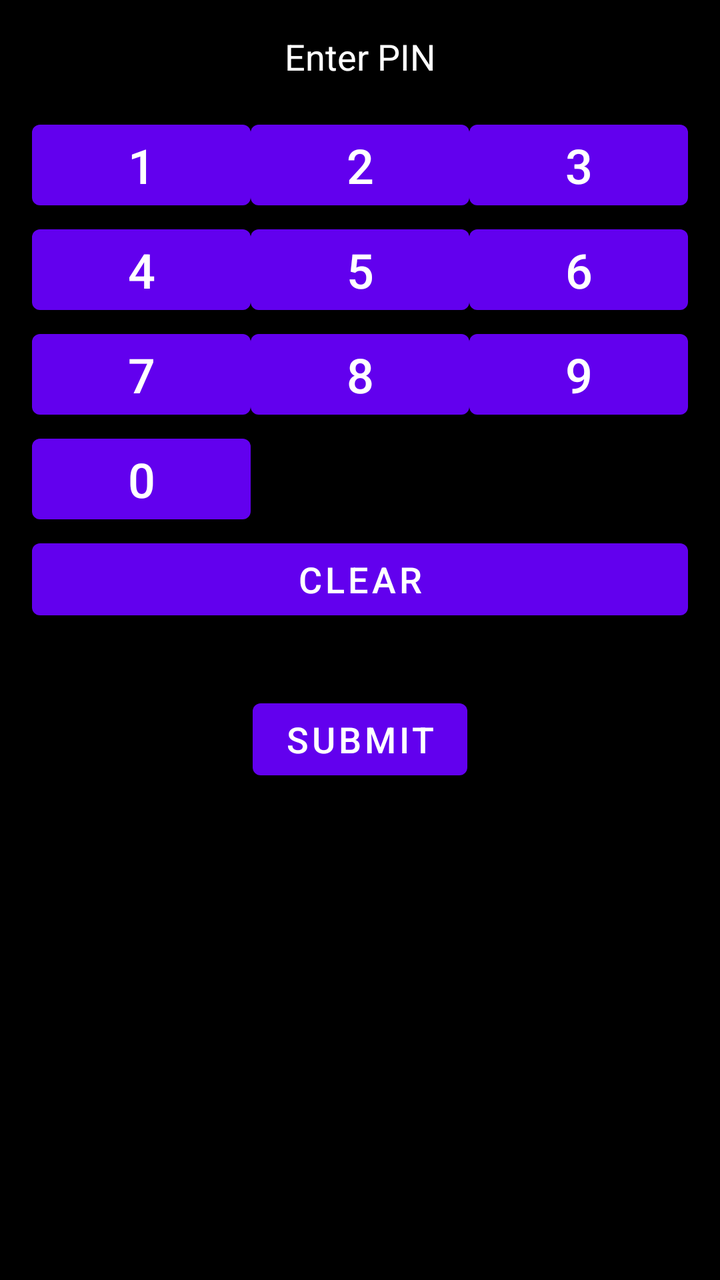
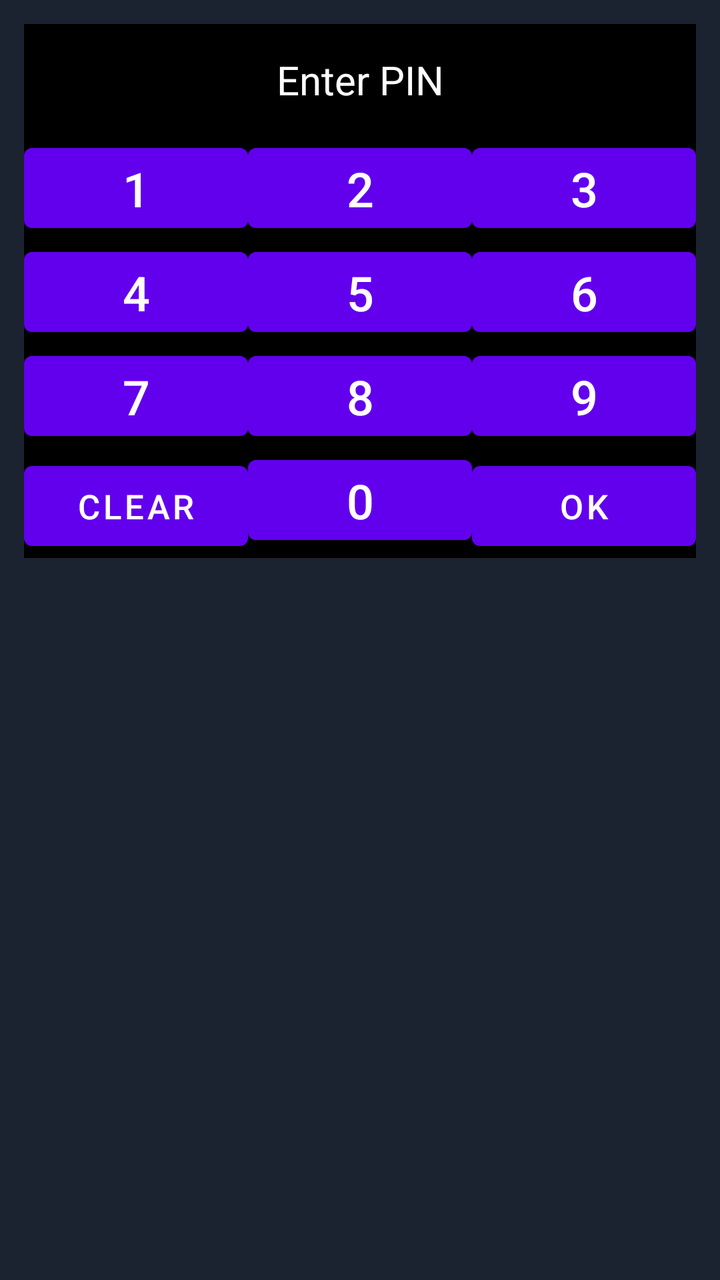

The first picture is an Android layout as it rendered before a commit; the second is the same layout after the commit. The layout source and the unified diff follow.
<!-- AndroidManifest.xml: application theme DarkAppTheme -->
<!-- res/layout/popup_pin_entry.xml -->
<LinearLayout
    xmlns:android="http://schemas.android.com/apk/res/android"
    android:orientation="vertical"
    android:padding="16dp"
    android:layout_width="match_parent"
    android:layout_height="wrap_content"
    android:layout_gravity="center">

    
    <TextView
        android:id="@+id/pinDisplayText"
        android:layout_width="match_parent"
        android:layout_height="wrap_content"
        android:text="Enter PIN"
        android:textSize="18sp"
        android:textColor="@android:color/white"
        android:gravity="center"
        android:layout_marginBottom="16dp" />

    
    <GridLayout
        android:id="@+id/keypadLayout"
        android:orientation="horizontal"
        android:rowCount="4"
        android:columnCount="3"
        android:layout_width="match_parent"
        android:layout_height="wrap_content"
        android:layout_gravity="center"
        android:layout_marginBottom="16dp">

        
        <Button
            android:id="@+id/num1"
            android:text="1"
            android:layout_width="0dp"
            android:layout_height="wrap_content"
            android:layout_columnWeight="1"
            android:layout_rowWeight="1"
            android:textSize="24sp" />

        <Button
            android:id="@+id/num2"
            android:text="2"
            android:layout_width="0dp"
            android:layout_height="wrap_content"
            android:layout_columnWeight="1"
            android:layout_rowWeight="1"
            android:textSize="24sp" />

        <Button
            android:id="@+id/num3"
            android:text="3"
            android:layout_width="0dp"
            android:layout_height="wrap_content"
            android:layout_columnWeight="1"
            android:layout_rowWeight="1"
            android:textSize="24sp" />

        <Button
            android:id="@+id/num4"
            android:text="4"
            android:layout_width="0dp"
            android:layout_height="wrap_content"
            android:layout_columnWeight="1"
            android:layout_rowWeight="1"
            android:textSize="24sp" />

        <Button
            android:id="@+id/num5"
            android:text="5"
            android:layout_width="0dp"
            android:layout_height="wrap_content"
            android:layout_columnWeight="1"
            android:layout_rowWeight="1"
            android:textSize="24sp" />

        <Button
            android:id="@+id/num6"
            android:text="6"
            android:layout_width="0dp"
            android:layout_height="wrap_content"
            android:layout_columnWeight="1"
            android:layout_rowWeight="1"
            android:textSize="24sp" />

        <Button
            android:id="@+id/num7"
            android:text="7"
            android:layout_width="0dp"
            android:layout_height="wrap_content"
            android:layout_columnWeight="1"
            android:layout_rowWeight="1"
            android:textSize="24sp" />

        <Button
            android:id="@+id/num8"
            android:text="8"
            android:layout_width="0dp"
            android:layout_height="wrap_content"
            android:layout_columnWeight="1"
            android:layout_rowWeight="1"
            android:textSize="24sp" />

        <Button
            android:id="@+id/num9"
            android:text="9"
            android:layout_width="0dp"
            android:layout_height="wrap_content"
            android:layout_columnWeight="1"
            android:layout_rowWeight="1"
            android:textSize="24sp" />

        <Button
            android:id="@+id/num0"
            android:text="0"
            android:layout_width="0dp"
            android:layout_height="wrap_content"
            android:layout_columnWeight="1"
            android:layout_rowWeight="1"
            android:textSize="24sp" />

        
        <Button
            android:id="@+id/clearButton"
            android:text="Clear"
            android:layout_width="match_parent"
            android:layout_height="wrap_content"
            android:layout_columnSpan="3"
            android:textSize="18sp" />

    </GridLayout>

    
    <Button
        android:id="@+id/pinSubmitButton"
        android:layout_width="wrap_content"
        android:layout_height="wrap_content"
        android:text="Submit"
        android:textSize="18sp"
        android:layout_marginTop="16dp"
        android:layout_gravity="center" />
</LinearLayout>
<!-- resources referenced by this layout -->
<resources>
  <style name="DarkAppTheme" parent="Theme.MaterialComponents.DayNight">
          <item name="windowActionBar">false</item>
          <item name="android:background">@color/black</item>
          <item name="windowNoTitle">true</item>
          <item name="android:windowSplashScreenBackground">@color/black</item>
          <item name="android:windowSplashScreenAnimatedIcon">@drawable/off_icon</item>
          <item name="postSplashScreenTheme">@style/DarkAppTheme</item>
      </style>
  <color name="black">#FF000000</color>
  <!-- drawable off_icon: png bitmap (drawable, 113657 bytes) -->
</resources>

<!-- the commit's change to res/layout/popup_pin_entry.xml (unified diff, before → after) -->
@@ -1,142 +1,79 @@
-<LinearLayout
-    xmlns:android="http://schemas.android.com/apk/res/android"
+<?xml version="1.0" encoding="utf-8"?>
+<LinearLayout xmlns:android="http://schemas.android.com/apk/res/android"
     android:orientation="vertical"
-    android:padding="16dp"
     android:layout_width="match_parent"
     android:layout_height="wrap_content"
-    android:layout_gravity="center">
-
-    
+    android:gravity="center_horizontal"
+    android:padding="12dp"
+    android:background="#1B2331">
     <TextView
         android:id="@+id/pinDisplayText"
         android:layout_width="match_parent"
         android:layout_height="wrap_content"
-        android:text="Enter PIN"
-        android:textSize="18sp"
+        android:gravity="center"
+        android:minHeight="56dp"
         android:textColor="@android:color/white"
-        android:gravity="center"
-        android:layout_marginBottom="16dp" />
-
-    
+        android:textSize="20sp"
+        android:text="Enter PIN" />
     <GridLayout
         android:id="@+id/keypadLayout"
-        android:orientation="horizontal"
+        android:layout_width="match_parent"
+        android:layout_height="wrap_content"
         android:rowCount="4"
         android:columnCount="3"
-        android:layout_width="match_parent"
-        android:layout_height="wrap_content"
-        android:layout_gravity="center"
-        android:layout_marginBottom="16dp">
-
-        
-        <Button
-            android:id="@+id/num1"
-            android:text="1"
-            android:layout_width="0dp"
-            android:layout_height="wrap_content"
-            android:layout_columnWeight="1"
-            android:layout_rowWeight="1"
-            android:textSize="24sp" />
-
-        <Button
-            android:id="@+id/num2"
-            android:text="2"
-            android:layout_width="0dp"
-            android:layout_height="wrap_content"
-            android:layout_columnWeight="1"
-            android:layout_rowWeight="1"
-            android:textSize="24sp" />
-
-        <Button
-            android:id="@+id/num3"
-            android:text="3"
-            android:layout_width="0dp"
-            android:layout_height="wrap_content"
-            android:layout_columnWeight="1"
-            android:layout_rowWeight="1"
-            android:textSize="24sp" />
-
-        <Button
-            android:id="@+id/num4"
-            android:text="4"
-            android:layout_width="0dp"
-            android:layout_height="wrap_content"
-            android:layout_columnWeight="1"
-            android:layout_rowWeight="1"
-            android:textSize="24sp" />
-
-        <Button
-            android:id="@+id/num5"
-            android:text="5"
-            android:layout_width="0dp"
-            android:layout_height="wrap_content"
-            android:layout_columnWeight="1"
-            android:layout_rowWeight="1"
-            android:textSize="24sp" />
-
-        <Button
-            android:id="@+id/num6"
-            android:text="6"
-            android:layout_width="0dp"
-            android:layout_height="wrap_content"
-            android:layout_columnWeight="1"
-            android:layout_rowWeight="1"
-            android:textSize="24sp" />
-
-        <Button
-            android:id="@+id/num7"
-            android:text="7"
-            android:layout_width="0dp"
-            android:layout_height="wrap_content"
-            android:layout_columnWeight="1"
-            android:layout_rowWeight="1"
-            android:textSize="24sp" />
-
-        <Button
-            android:id="@+id/num8"
-            android:text="8"
-            android:layout_width="0dp"
-            android:layout_height="wrap_content"
-            android:layout_columnWeight="1"
-            android:layout_rowWeight="1"
-            android:textSize="24sp" />
-
-        <Button
-            android:id="@+id/num9"
-            android:text="9"
-            android:layout_width="0dp"
-            android:layout_height="wrap_content"
-            android:layout_columnWeight="1"
-            android:layout_rowWeight="1"
-            android:textSize="24sp" />
-
-        <Button
-            android:id="@+id/num0"
-            android:text="0"
-            android:layout_width="0dp"
-            android:layout_height="wrap_content"
-            android:layout_columnWeight="1"
-            android:layout_rowWeight="1"
-            android:textSize="24sp" />
-
-        
-        <Button
-            android:id="@+id/clearButton"
-            android:text="Clear"
-            android:layout_width="match_parent"
-            android:layout_height="wrap_content"
-            android:layout_columnSpan="3"
-            android:textSize="18sp" />
-
+        android:alignmentMode="alignMargins">
+        <Button android:id="@+id/num1" android:text="1" android:textSize="24sp"
+            android:layout_row="0" android:layout_column="0" android:layout_columnWeight="1"
+            android:layout_width="0dp" android:layout_height="52dp" android:minWidth="0dp"
+            android:layout_gravity="fill_horizontal" />
+        <Button android:id="@+id/num2" android:text="2" android:textSize="24sp"
+            android:layout_row="0" android:layout_column="1" android:layout_columnWeight="1"
+            android:layout_width="0dp" android:layout_height="52dp" android:minWidth="0dp"
+            android:layout_gravity="fill_horizontal" />
+        <Button android:id="@+id/num3" android:text="3" android:textSize="24sp"
+            android:layout_row="0" android:layout_column="2" android:layout_columnWeight="1"
+            android:layout_width="0dp" android:layout_height="52dp" android:minWidth="0dp"
+            android:layout_gravity="fill_horizontal" />
+        <Button android:id="@+id/num4" android:text="4" android:textSize="24sp"
+            android:layout_row="1" android:layout_column="0" android:layout_columnWeight="1"
+            android:layout_width="0dp" android:layout_height="52dp" android:minWidth="0dp"
+            android:layout_gravity="fill_horizontal" />
+        <Button android:id="@+id/num5" android:text="5" android:textSize="24sp"
+            android:layout_row="1" android:layout_column="1" android:layout_columnWeight="1"
+            android:layout_width="0dp" android:layout_height="52dp" android:minWidth="0dp"
+            android:layout_gravity="fill_horizontal" />
+        <Button android:id="@+id/num6" android:text="6" android:textSize="24sp"
+            android:layout_row="1" android:layout_column="2" android:layout_columnWeight="1"
+            android:layout_width="0dp" android:layout_height="52dp" android:minWidth="0dp"
+            android:layout_gravity="fill_horizontal" />
+        <Button android:id="@+id/num7" android:text="7" android:textSize="24sp"
+            android:layout_row="2" android:layout_column="0" android:layout_columnWeight="1"
+            android:layout_width="0dp" android:layout_height="52dp" android:minWidth="0dp"
+            android:layout_gravity="fill_horizontal" />
+        <Button android:id="@+id/num8" android:text="8" android:textSize="24sp"
+            android:layout_row="2" android:layout_column="1" android:layout_columnWeight="1"
+            android:layout_width="0dp" android:layout_height="52dp" android:minWidth="0dp"
+            android:layout_gravity="fill_horizontal" />
+        <Button android:id="@+id/num9" android:text="9" android:textSize="24sp"
+            android:layout_row="2" android:layout_column="2" android:layout_columnWeight="1"
+            android:layout_width="0dp" android:layout_height="52dp" android:minWidth="0dp"
+            android:layout_gravity="fill_horizontal" />
+        <Button android:id="@+id/clearButton" android:text="Clear" android:textSize="17sp"
+            android:layout_row="3" android:layout_column="0" android:layout_columnWeight="1"
+            android:layout_width="0dp" android:layout_height="52dp" android:minWidth="0dp"
+            android:layout_gravity="fill_horizontal" />
+        <Button android:id="@+id/num0" android:text="0" android:textSize="24sp"
+            android:layout_row="3" android:layout_column="1" android:layout_columnWeight="1"
+            android:layout_width="0dp" android:layout_height="52dp" android:minWidth="0dp"
+            android:layout_gravity="fill_horizontal" />
+        <Button android:id="@+id/pinSubmitButton" android:text="OK" android:textSize="17sp"
+            android:layout_row="3" android:layout_column="2" android:layout_columnWeight="1"
+            android:layout_width="0dp" android:layout_height="52dp" android:minWidth="0dp"
+            android:layout_gravity="fill_horizontal" />
     </GridLayout>
-
-    
-    <Button
-        android:id="@+id/pinSubmitButton"
-        android:layout_width="wrap_content"
-        android:layout_height="wrap_content"
-        android:text="Submit"
-        android:textSize="18sp"
-        android:layout_marginTop="16dp"
-        android:layout_gravity="center" />
+    <Button android:id="@+id/controllerResetButton"
+        android:layout_width="match_parent" android:layout_height="52dp"
+        android:layout_marginTop="6dp" android:text="Reset controller setup"
+        android:textSize="16sp" android:visibility="gone"
+        android:contentDescription="Back up controller settings and reset setup with current PIN" />
 </LinearLayout>
